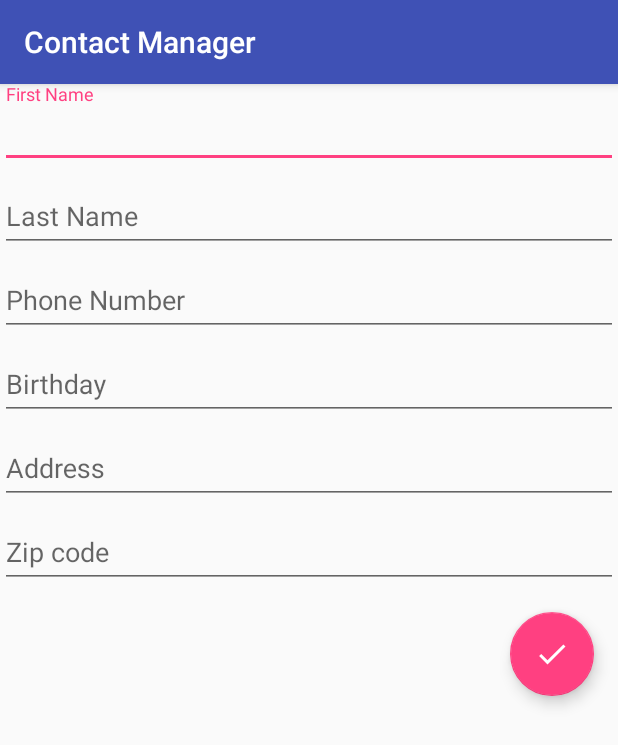
After one commit to andela-bomotoso/ContactManager, an Android app: the fragment EditAddFragment shown on its own in the app's theme, on a phone screen of 412 x 824 dp. The commit adds this screen. Shown: the top 745 px of the screen. Run offline under Robolectric (Android 15) with nearby library versions, the phone set to English and light mode, and no system bars.

Commit message:
adds necessary resources and fragments

```diff
--- a/app/build.gradle
+++ b/app/build.gradle
@@ -27,5 +27,6 @@ dependencies {
     compile 'com.android.support:appcompat-v7:24.2.1'
     compile 'com.android.support.constraint:constraint-layout:1.0.0-alpha7'
     compile 'com.android.support:design:24.2.1'
+    compile 'com.android.support:support-v4:24.2.1'
     testCompile 'junit:junit:4.12'
 }
--- a/app/src/main/java/com/example/bukola_omotoso/contactmanager/ContactFragment.java
+++ b/app/src/main/java/com/example/bukola_omotoso/contactmanager/ContactFragment.java
@@ -17,6 +17,6 @@ public class ContactFragment extends Fragment {
     @Override
     public View onCreateView(LayoutInflater inflater, ViewGroup container,
             Bundle savedInstanceState) {
-        return inflater.inflate(R.layout.fragment_main, container, false);
+        return inflater.inflate(R.layout.fragment_contacts, container, false);
     }
 }
--- /dev/null
+++ b/app/src/main/java/com/example/bukola_omotoso/contactmanager/EditAddFragment.java
@@ -0,0 +1,29 @@
+package com.example.bukola_omotoso.contactmanager;
+
+
+import android.os.Bundle;
+import android.support.v4.app.Fragment;
+import android.view.LayoutInflater;
+import android.view.View;
+import android.view.ViewGroup;
+
+
+/**
+ * A simple {@link Fragment} subclass.
+ */
+public class EditAddFragment extends Fragment {
+
+
+    public EditAddFragment() {
+        // Required empty public constructor
+    }
+
+
+    @Override
+    public View onCreateView(LayoutInflater inflater, ViewGroup container,
+                             Bundle savedInstanceState) {
+        // Inflate the layout for this fragment
+        return inflater.inflate(R.layout.fragment_edit_add, container, false);
+    }
+
+}
--- a/app/src/main/res/drawable/ic_delete_black_24dp.xml
+++ b/app/src/main/res/drawable/ic_delete_black_24dp.xml
@@ -4,6 +4,6 @@
         android:viewportWidth="24.0"
         android:viewportHeight="24.0">
     <path
-        android:fillColor="#FF000000"
+        android:fillColor="@android:color/white"
         android:pathData="M6,19c0,1.1 0.9,2 2,2h8c1.1,0 2,-0.9 2,-2V7H6v12zM19,4h-3.5l-1,-1h-5l-1,1H5v2h14V4z"/>
 </vector>
--- a/app/src/main/res/drawable/ic_edit_black_24dp.xml
+++ b/app/src/main/res/drawable/ic_edit_black_24dp.xml
@@ -4,6 +4,6 @@
         android:viewportWidth="24.0"
         android:viewportHeight="24.0">
     <path
-        android:fillColor="#FF000000"
+        android:fillColor="@android:color/white"
         android:pathData="M3,17.25V21h3.75L17.81,9.94l-3.75,-3.75L3,17.25zM20.71,7.04c0.39,-0.39 0.39,-1.02 0,-1.41l-2.34,-2.34c-0.39,-0.39 -1.02,-0.39 -1.41,0l-1.83,1.83 3.75,3.75 1.83,-1.83z"/>
 </vector>
--- a/app/src/main/res/layout/activity_main.xml
+++ b/app/src/main/res/layout/activity_main.xml
@@ -29,6 +29,6 @@
         android:layout_height="wrap_content"
         android:layout_gravity="bottom|end"
         android:layout_margin="@dimen/fab_margin"
-        app:srcCompat="@android:drawable/ic_dialog_email" />
+        android:src="@drawable/ic_add_black_24dp" />
 
 </android.support.design.widget.CoordinatorLayout>
--- /dev/null
+++ b/app/src/main/res/layout/fragment_edit_add.xml
@@ -0,0 +1,103 @@
+<ScrollView xmlns:android="http://schemas.android.com/apk/res/android"
+    xmlns:tools="http://schemas.android.com/tools"
+    android:layout_width="match_parent"
+    android:layout_height="match_parent"
+    tools:context="com.example.bukola_omotoso.contactmanager.EditAddFragment">
+
+  <LinearLayout
+      android:layout_width="match_parent"
+      android:layout_height="wrap_content"
+      android:orientation="vertical">
+
+      <android.support.design.widget.TextInputLayout
+          android:layout_width="match_parent"
+          android:layout_height="wrap_content"
+          android:id="@+id/fNameTextInput">
+          <EditText
+              android:layout_height="match_parent"
+              android:layout_width="match_parent"
+              android:hint="@string/first_name"
+              android:inputType="textPersonName|textCapWords"
+              android:imeOptions="actionNext"/>
+
+      </android.support.design.widget.TextInputLayout>
+
+
+      <android.support.design.widget.TextInputLayout
+          android:layout_width="match_parent"
+          android:layout_height="wrap_content"
+          android:id="@+id/lNameTextInput">
+          <EditText
+              android:layout_height="match_parent"
+              android:layout_width="match_parent"
+              android:hint="@string/last_name"
+              android:inputType="textPersonName|textCapWords"
+              android:imeOptions="actionNext"/>
+
+      </android.support.design.widget.TextInputLayout>
+
+      <android.support.design.widget.TextInputLayout
+          android:layout_width="match_parent"
+          android:layout_height="wrap_content"
+          android:id="@+id/phoneTextInput">
+          <EditText
+              android:layout_height="match_parent"
+              android:layout_width="match_parent"
+              android:hint="@string/phone"
+              android:inputType="phone"
+              android:imeOptions="actionNext"/>
+
+      </android.support.design.widget.TextInputLayout>
+
+      <android.support.design.widget.TextInputLayout
+          android:layout_width="match_parent"
+          android:layout_height="wrap_content"
+          android:id="@+id/birthdayTextInput">
+          <EditText
+              android:layout_height="match_parent"
+              android:layout_width="match_parent"
+              android:hint="@string/birthday"
+              android:inputType="date"
+              android:imeOptions="actionNext"/>
+
+      </android.support.design.widget.TextInputLayout>
+
+      <android.support.design.widget.TextInputLayout
+          android:layout_width="match_parent"
+          android:layout_height="wrap_content"
+          android:id="@+id/addressTextInput">
+          <EditText
+              android:layout_height="match_parent"
+              android:layout_width="match_parent"
+              android:hint="@string/address"
+              android:inputType="textPostalAddress|textCapWords"
+              android:imeOptions="actionNext"/>
+
+      </android.support.design.widget.TextInputLayout>
+
+      <android.support.design.widget.TextInputLayout
+          android:layout_width="match_parent"
+          android:layout_height="wrap_content"
+          android:id="@+id/zipTextInput">
+          <EditText
+              android:layout_height="match_parent"
+              android:layout_width="match_parent"
+              android:hint="@string/zip_code"
+              android:inputType="number"
+              android:imeOptions="actionDone"/>
+
+      </android.support.design.widget.TextInputLayout>
+
+      <android.support.design.widget.FloatingActionButton
+          android:layout_width="wrap_content"
+          android:layout_height="wrap_content"
+          android:layout_gravity="bottom|end"
+          android:layout_margin="@dimen/fab_margin"
+          android:id="@+id/saveFloatingActionButton"
+          android:src="@drawable/ic_check_black_24dp"
+          />
+
+
+  </LinearLayout>
+
+</ScrollView>
--- a/app/src/main/res/values/dimens.xml
+++ b/app/src/main/res/values/dimens.xml
@@ -1,3 +1,6 @@
 <resources>
     <dimen name="fab_margin">16dp</dimen>
+    <dimen name="activity_vertical_margin">16dp</dimen>
+    <dimen name="activity_horizontal_margin">16dp</dimen>
+
 </resources>
--- a/app/src/main/res/values/strings.xml
+++ b/app/src/main/res/values/strings.xml
@@ -1,4 +1,21 @@
 <resources>
-    <string name="app_name">ContactManager</string>
+    <string name="app_name">Contact Manager</string>
     <string name="action_settings">Settings</string>
+    <string name="menu_item_edit">Edit</string>
+    <string name="menu_item_delete">Delete</string>
+    <string name="first_name">First Name</string>
+    <string name="last_name">Last Name</string>
+    <string name="phone">Phone Number</string>
+    <string name="birthday">Birthday</string>
+    <string name="address">Address</string>
+    <string name="zip_code">Zip code</string>
+    <string name="confirm_title">Delete Contact?</string>
+    <string name="confirm_message">This will delete contact </string>
+    <string name="button_cancel">Cancel</string>
+    <string name="button_delete">Delete</string>
+    <string name="contact_added">Contact added</string>
+    <string name="contact_update">Contact updated</string>
+
+    <!-- TODO: Remove or change this placeholder text -->
+    <string name="hello_blank_fragment">Hello blank fragment</string>
 </resources>
```
Also changed, not shown: app/src/main/java/com/example/bukola_omotoso/contactmanager/ContactDetailsFragment.java (added, +29 -0 lines), app/src/main/java/com/example/bukola_omotoso/contactmanager/MainActivity.java (+0 -21 lines), app/src/main/res/layout/content_main.xml (+8 -3 lines), app/src/main/res/layout/fragment_contact_details.xml (added, +86 -0 lines), app/src/main/res/layout/fragment_contacts.xml (added, +16 -0 lines), app/src/main/res/layout/fragment_main.xml (deleted, +0 -20 lines), app/src/main/res/menu/menu_details.xml (added, +18 -0 lines), app/src/main/res/menu/menu_main.xml (deleted, +0 -9 lines), app/src/main/res/values/styles.xml (+11 -0 lines).
